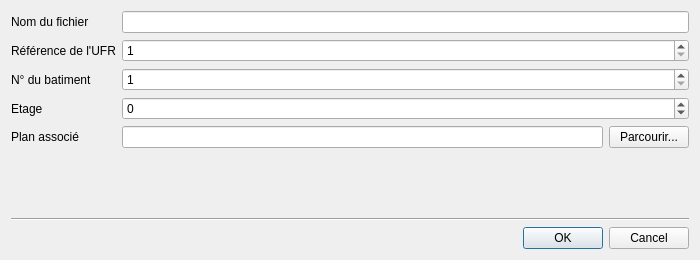
This is dialog/projectsettingsdialog.ui in want2play-nantes/FindMyWay-Creator as Qt 5 draws it before an edit. The edited form follows.
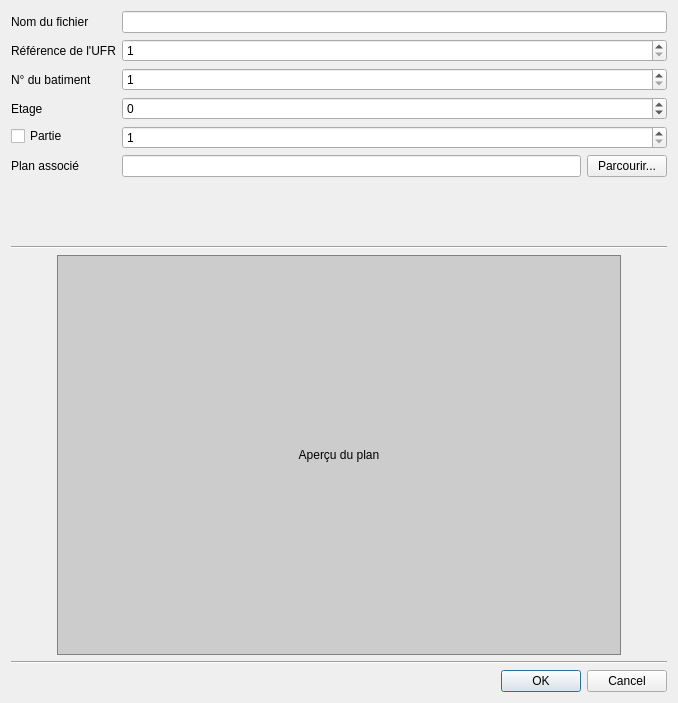
This is the edited form.

Commit message: Amélioration de la fenetre de gestion de projet

Diff of the .ui file:
```diff
--- a/dialog/projectsettingsdialog.ui
+++ b/dialog/projectsettingsdialog.ui
@@ -6,8 +6,8 @@
    <rect>
     <x>0</x>
     <y>0</y>
-    <width>700</width>
-    <height>260</height>
+    <width>678</width>
+    <height>703</height>
    </rect>
   </property>
   <property name="sizePolicy">
@@ -96,16 +96,27 @@
         </widget>
        </item>
        <item row="4" column="0">
+        <widget class="QCheckBox" name="partCheckBox">
+         <property name="text">
+          <string>Partie</string>
+         </property>
+        </widget>
+       </item>
+       <item row="5" column="0">
         <widget class="QLabel" name="mapLabel">
          <property name="text">
           <string>Plan associé</string>
          </property>
         </widget>
        </item>
-       <item row="4" column="1">
+       <item row="5" column="1">
         <layout class="QHBoxLayout" name="horizontalLayout">
          <item>
-          <widget class="QLineEdit" name="mapPath"/>
+          <widget class="QLineEdit" name="mapPath">
+           <property name="readOnly">
+            <bool>true</bool>
+           </property>
+          </widget>
          </item>
          <item>
           <widget class="QPushButton" name="browseButton">
@@ -115,6 +126,87 @@
           </widget>
          </item>
         </layout>
+       </item>
+       <item row="4" column="1">
+        <widget class="QSpinBox" name="part">
+         <property name="minimum">
+          <number>1</number>
+         </property>
+         <property name="maximum">
+          <number>26</number>
+         </property>
+        </widget>
+       </item>
+      </layout>
+     </item>
+     <item>
+      <widget class="Line" name="line_2">
+       <property name="orientation">
+        <enum>Qt::Horizontal</enum>
+       </property>
+      </widget>
+     </item>
+     <item>
+      <layout class="QHBoxLayout" name="horizontalLayout_3">
+       <item>
+        <spacer name="horizontalSpacer">
+         <property name="orientation">
+          <enum>Qt::Horizontal</enum>
+         </property>
+         <property name="sizeHint" stdset="0">
+          <size>
+           <width>40</width>
+           <height>20</height>
+          </size>
+         </property>
+        </spacer>
+       </item>
+       <item>
+        <widget class="QLabel" name="imagePreview">
+         <property name="sizePolicy">
+          <sizepolicy hsizetype="Fixed" vsizetype="Fixed">
+           <horstretch>0</horstretch>
+           <verstretch>0</verstretch>
+          </sizepolicy>
+         </property>
+         <property name="minimumSize">
+          <size>
+           <width>564</width>
+           <height>400</height>
+          </size>
+         </property>
+         <property name="maximumSize">
+          <size>
+           <width>564</width>
+           <height>400</height>
+          </size>
+         </property>
+         <property name="autoFillBackground">
+          <bool>false</bool>
+         </property>
+         <property name="styleSheet">
+          <string notr="true">border: 1px solid grey; background-color: #ccc;</string>
+         </property>
+         <property name="text">
+          <string>Aperçu du plan</string>
+         </property>
+         <property name="alignment">
+          <set>Qt::AlignCenter</set>
+         </property>
+        </widget>
+       </item>
+       <item>
+        <spacer name="horizontalSpacer_2">
+         <property name="orientation">
+          <enum>Qt::Horizontal</enum>
+         </property>
+         <property name="sizeHint" stdset="0">
+          <size>
+           <width>40</width>
+           <height>20</height>
+          </size>
+         </property>
+        </spacer>
        </item>
       </layout>
      </item>
```
Left out of the diff: 40 changed lines with no effect on the pictures. The commit also changes 4 other files.
